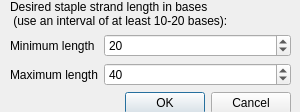
First picture: the form in src/vHelix/rpolydialog.ui, repository henkkagee/vHelix-Dashboard, before the edit.
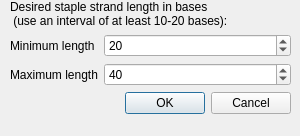
Second picture: the form after the edit.

What changed in the file:
```diff
--- a/src/vHelix/rpolydialog.ui
+++ b/src/vHelix/rpolydialog.ui
@@ -7,7 +7,7 @@
     <x>0</x>
     <y>0</y>
     <width>300</width>
-    <height>112</height>
+    <height>136</height>
    </rect>
   </property>
   <property name="windowTitle">
```
